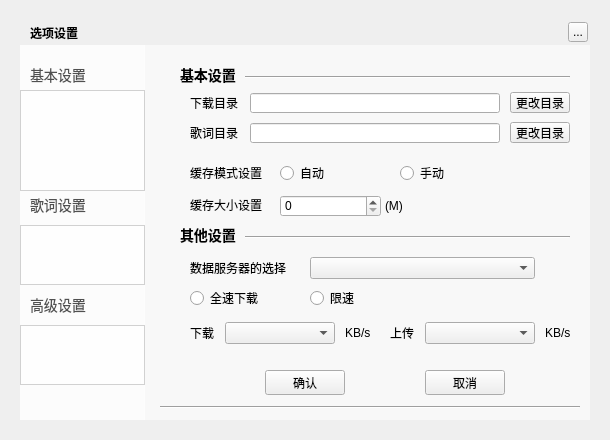
Qt form TTKCore/musicUi/musicWidget/musicsettingwidget.ui (Greedysky/TTKMusicPlayer) before a commit.
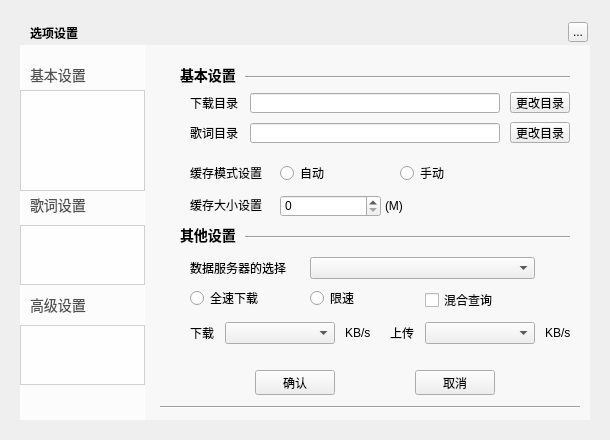
The same form after that commit. The open tabs and pages were chosen to show the change. Custom widgets are drawn as their Qt base class.

Commit message: add music mixed query in setting widget[965122]

The edit to the form file:
```diff
--- a/TTKCore/musicUi/musicWidget/musicsettingwidget.ui
+++ b/TTKCore/musicUi/musicWidget/musicsettingwidget.ui
@@ -779,7 +779,7 @@
       <rect>
        <x>30</x>
        <y>245</y>
-       <width>111</width>
+       <width>110</width>
        <height>16</height>
       </rect>
      </property>
@@ -792,7 +792,7 @@
       <rect>
        <x>150</x>
        <y>245</y>
-       <width>131</width>
+       <width>110</width>
        <height>16</height>
       </rect>
      </property>
@@ -931,6 +931,19 @@
       </rect>
      </property>
     </widget>
+    <widget class="QCheckBox" name="downloadServerMultiple">
+     <property name="geometry">
+      <rect>
+       <x>265</x>
+       <y>245</y>
+       <width>130</width>
+       <height>20</height>
+      </rect>
+     </property>
+     <property name="text">
+      <string>混合查询</string>
+     </property>
+    </widget>
    </widget>
    <widget class="QWidget" name="four">
     <widget class="Line" name="line_FO1">
@@ -2110,7 +2123,7 @@
   <widget class="QPushButton" name="confirmButton">
    <property name="geometry">
     <rect>
-     <x>265</x>
+     <x>255</x>
      <y>370</y>
      <width>80</width>
      <height>25</height>
@@ -2123,7 +2136,7 @@
   <widget class="QPushButton" name="cancelButton">
    <property name="geometry">
     <rect>
-     <x>425</x>
+     <x>415</x>
      <y>370</y>
      <width>80</width>
      <height>25</height>
```
The commit also changes 1 other file.
